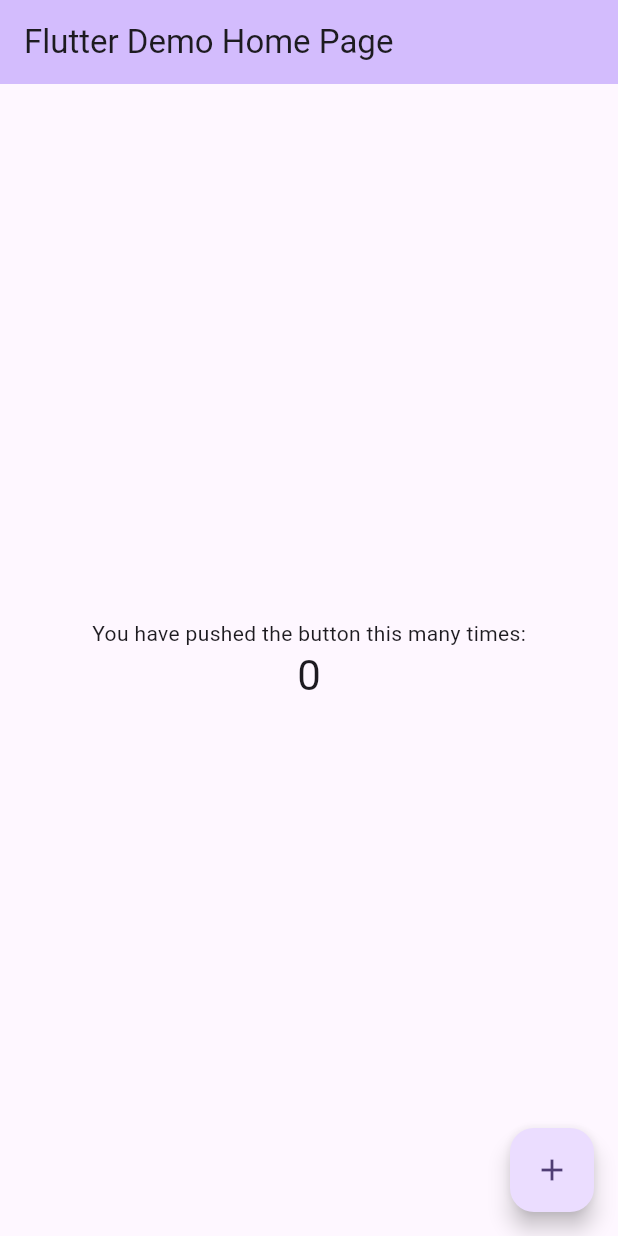
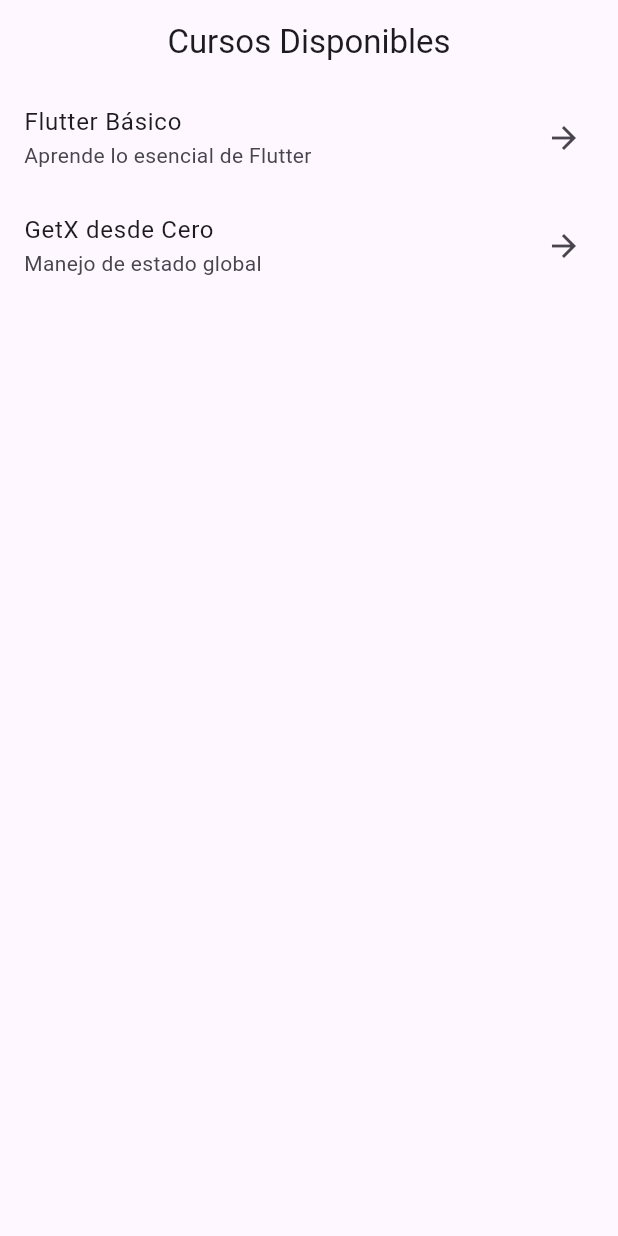
Before and after one commit to UbeimarY/TallerGetX, a Flutter app: the screen it shows after launch, on a phone screen of 412 x 824 dp. Run offline on Flutter 3.47's test engine with Material 3 defaults, Android fonts, the phone set to English and light mode, and no system bars; our stand-ins replace get.

Commit message:
Mejorando diseño y contenido

```diff
--- a/lib/main.dart
+++ b/lib/main.dart
@@ -1,123 +1,20 @@
 import 'package:flutter/material.dart';
 import 'package:get/get.dart';
+import 'pages/home_page.dart';
 
 void main() {
-  runApp(const MyApp());
+  runApp(MyApp());
 }
 
 class MyApp extends StatelessWidget {
-  const MyApp({super.key});
+  const MyApp({Key? key}) : super(key: key);
 
-  // This widget is the root of your application.
   @override
   Widget build(BuildContext context) {
-    return MaterialApp(
-      title: 'Flutter Demo',
-      theme: ThemeData(
-        // This is the theme of your application.
-        //
-        // TRY THIS: Try running your application with "flutter run". You'll see
-        // the application has a purple toolbar. Then, without quitting the app,
-        // try changing the seedColor in the colorScheme below to Colors.green
-        // and then invoke "hot reload" (save your changes or press the "hot
-        // reload" button in a Flutter-supported IDE, or press "r" if you used
-        // the command line to start the app).
-        //
-        // Notice that the counter didn't reset back to zero; the application
-        // state is not lost during the reload. To reset the state, use hot
-        // restart instead.
-        //
-        // This works for code too, not just values: Most code changes can be
-        // tested with just a hot reload.
-        colorScheme: .fromSeed(seedColor: Colors.deepPurple),
-      ),
-      home: const MyHomePage(title: 'Flutter Demo Home Page'),
+    return GetMaterialApp(
+      debugShowCheckedModeBanner: false,
+      title: "Plataforma de Cursos",
+      home: HomePage(),
     );
   }
 }
-
-class MyHomePage extends StatefulWidget {
-  const MyHomePage({super.key, required this.title});
-
-  // This widget is the home page of your application. It is stateful, meaning
-  // that it has a State object (defined below) that contains fields that affect
-  // how it looks.
-
-  // This class is the configuration for the state. It holds the values (in this
-  // case the title) provided by the parent (in this case the App widget) and
-  // used by the build method of the State. Fields in a Widget subclass are
-  // always marked "final".
-
-  final String title;
-
-  @override
-  State<MyHomePage> createState() => _MyHomePageState();
-}
-
-class _MyHomePageState extends State<MyHomePage> {
-  int _counter = 0;
-
-  void _incrementCounter() {
-    setState(() {
-      // This call to setState tells the Flutter framework that something has
-      // changed in this State, which causes it to rerun the build method below
-      // so that the display can reflect the updated values. If we changed
-      // _counter without calling setState(), then the build method would not be
-      // called again, and so nothing would appear to happen.
-      _counter++;
-    });
-  }
-
-  @override
-  Widget build(BuildContext context) {
-    // This method is rerun every time setState is called, for instance as done
-    // by the _incrementCounter method above.
-    //
-    // The Flutter framework has been optimized to make rerunning build methods
-    // fast, so that you can just rebuild anything that needs updating rather
-    // than having to individually change instances of widgets.
-    return Scaffold(
-      appBar: AppBar(
-        // TRY THIS: Try changing the color here to a specific color (to
-        // Colors.amber, perhaps?) and trigger a hot reload to see the AppBar
-        // change color while the other colors stay the same.
-        backgroundColor: Theme.of(context).colorScheme.inversePrimary,
-        // Here we take the value from the MyHomePage object that was created by
-        // the App.build method, and use it to set our appbar title.
-        title: Text(widget.title),
-      ),
-      body: Center(
-        // Center is a layout widget. It takes a single child and positions it
-        // in the middle of the parent.
-        child: Column(
-          // Column is also a layout widget. It takes a list of children and
-          // arranges them vertically. By default, it sizes itself to fit its
-          // children horizontally, and tries to be as tall as its parent.
-          //
-          // Column has various properties to control how it sizes itself and
-          // how it positions its children. Here we use mainAxisAlignment to
-          // center the children vertically; the main axis here is the vertical
-          // axis because Columns are vertical (the cross axis would be
-          // horizontal).
-          //
-          // TRY THIS: Invoke "debug painting" (choose the "Toggle Debug Paint"
-          // action in the IDE, or press "p" in the console), to see the
-          // wireframe for each widget.
-          mainAxisAlignment: .center,
-          children: [
-            const Text('You have pushed the button this many times:'),
-            Text(
-              '$_counter',
-              style: Theme.of(context).textTheme.headlineMedium,
-            ),
-          ],
-        ),
-      ),
-      floatingActionButton: FloatingActionButton(
-        onPressed: _incrementCounter,
-        tooltip: 'Increment',
-        child: const Icon(Icons.add),
-      ),
-    );
-  }
-}
--- a/lib/models/course_model.dart
+++ b/lib/models/course_model.dart
@@ -0,0 +1,11 @@
+class Course {
+  String title;
+  String description;
+  List<String> lessons;
+
+  Course({
+    required this.title,
+    required this.description,
+    required this.lessons,
+  });
+}
--- a/lib/pages/home_page.dart
+++ b/lib/pages/home_page.dart
@@ -0,0 +1,35 @@
+import 'package:flutter/material.dart';
+import 'package:get/get.dart';
+import '../controllers/course_controller.dart';
+import 'course_detail_page.dart';
+
+class HomePage extends StatelessWidget {
+  HomePage({Key? key}) : super(key: key);
+
+  final CourseController controller = Get.put(CourseController());
+
+  @override
+  Widget build(BuildContext context) {
+    return Scaffold(
+      appBar: AppBar(title: Text("Cursos Disponibles"), centerTitle: true),
+      body: Obx(() {
+        return ListView.builder(
+          itemCount: controller.courses.length,
+          itemBuilder: (context, index) {
+            final course = controller.courses[index];
+
+            return ListTile(
+              title: Text(course.title),
+              subtitle: Text(course.description),
+              trailing: Icon(Icons.arrow_forward),
+              onTap: () {
+                controller.selectCourse(course);
+                Get.to(() => CourseDetailPage());
+              },
+            );
+          },
+        );
+      }),
+    );
+  }
+}
```
Also changed, not shown: lib/controllers/course_controller.dart (+107 -0 lines), lib/pages/course_detail_page.dart (added, +96 -0 lines), lib/models/question_model.dart (added), lib/pages/quiz_page.dart (added), 1 other file.
